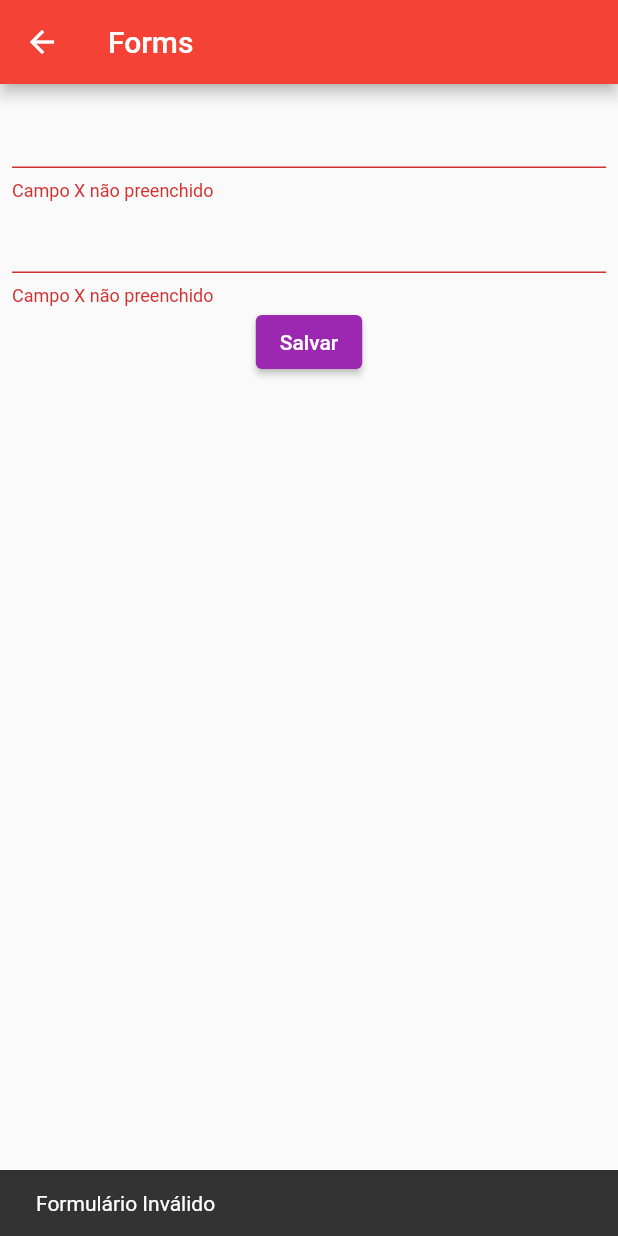
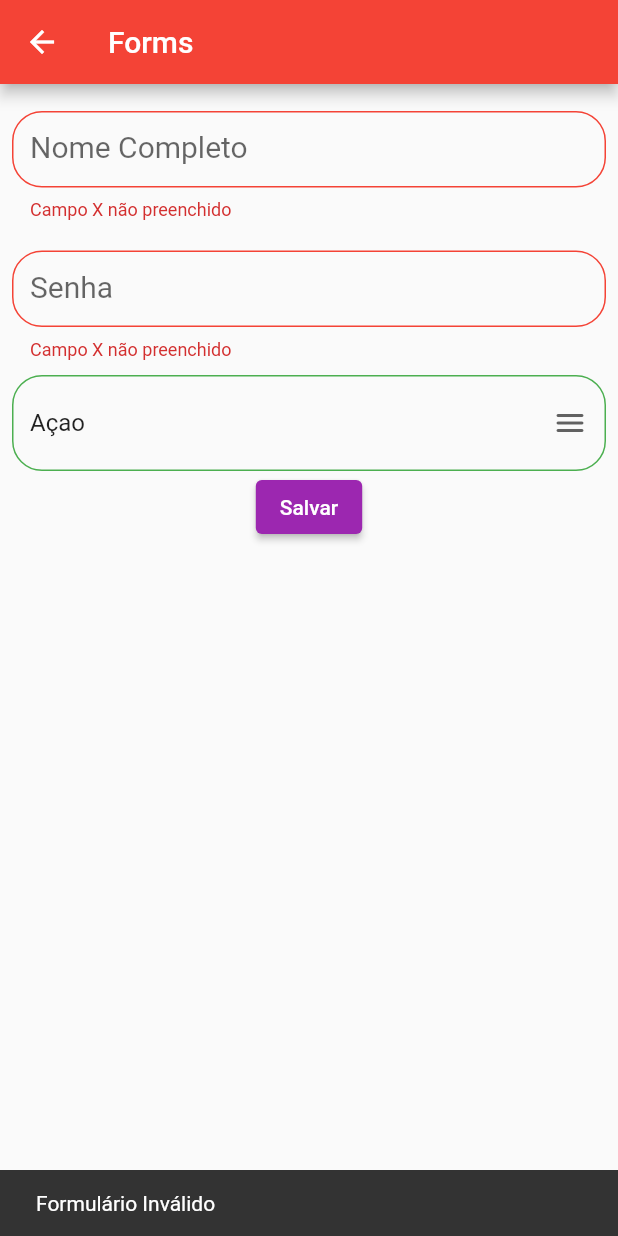
Before and after one commit to fabriciosuhet/flutter-primeiro-projeto, a Flutter app: the FormsPage screen opened by its route, after a tap on "Salvar", on a phone screen of 412 x 824 dp. Run offline on Flutter 3.47's test engine with Material 2 defaults, Android fonts, the phone set to English and light mode, and no system bars; our stand-ins replace device_preview.

Commit message:
style forms, dropdownbutton

```diff
--- a/lib/main.dart
+++ b/lib/main.dart
@@ -1,5 +1,4 @@
 import 'package:device_preview/device_preview.dart';
-import 'package:flutter/foundation.dart';
 import 'package:flutter/material.dart';
 import 'package:flutter_primeiro_projeto/pages/botoes_rotacoes_texto/botoes_rotacoes_texto_page.dart';
 import 'package:flutter_primeiro_projeto/pages/container/containerpage.dart';
--- a/lib/pages/botoes_rotacoes_texto/botoes_rotacoes_texto_page.dart
+++ b/lib/pages/botoes_rotacoes_texto/botoes_rotacoes_texto_page.dart
@@ -1,3 +1,5 @@
+// ignore_for_file: avoid_print
+
 import 'package:flutter/material.dart';
 
 class BotoesRotacoesTextoPage extends StatelessWidget {
--- a/lib/pages/forms/forms_page.dart
+++ b/lib/pages/forms/forms_page.dart
@@ -10,6 +10,14 @@ class FormsPage extends StatefulWidget {
 class _FormsPageState extends State<FormsPage> {
   // String texto = '';
   final formKey = GlobalKey<FormState>();
+  final nameEC = TextEditingController();
+  String categoria = '1';
+
+  @override
+  void dispose() {
+    nameEC.dispose();
+    super.dispose();
+  }
 
   @override
   Widget build(BuildContext context) {
@@ -17,7 +25,8 @@ class _FormsPageState extends State<FormsPage> {
       appBar: AppBar(
         title: const Text('Forms'),
       ),
-      body: Form(
+      body: SingleChildScrollView(
+        child: Form(
           key: formKey,
           child: Padding(
             padding: const EdgeInsets.all(8.0),
@@ -34,9 +43,36 @@ class _FormsPageState extends State<FormsPage> {
                 //   height: 10,
                 // ),
                 // Text('Texto digitado $texto'),
-
+                const SizedBox(
+                  height: 10,
+                ),
                 TextFormField(
+                  controller: nameEC,
                   autovalidateMode: AutovalidateMode.onUserInteraction,
+                  maxLines: null,
+                  decoration: InputDecoration(
+                    labelText: 'Nome Completo',
+                    border: OutlineInputBorder(
+                      borderRadius: BorderRadius.circular(20),
+                      borderSide: const BorderSide(color: Colors.green),
+                    ),
+                    enabledBorder: OutlineInputBorder(
+                      borderRadius: BorderRadius.circular(20),
+                      borderSide: const BorderSide(color: Colors.green),
+                    ),
+                    focusedBorder: OutlineInputBorder(
+                      borderRadius: BorderRadius.circular(20),
+                      borderSide: const BorderSide(color: Colors.green),
+                    ),
+                    errorBorder: OutlineInputBorder(
+                      borderRadius: BorderRadius.circular(20),
+                      borderSide: const BorderSide(color: Colors.red),
+                    ),
+                    labelStyle: const TextStyle(
+                      fontSize: 20,
+                    ),
+                    isDense: true,
+                  ),
                   validator: (String? value) {
                     if (value == null || value.isEmpty) {
                       return 'Campo X não preenchido';
@@ -44,13 +80,95 @@ class _FormsPageState extends State<FormsPage> {
                     return null;
                   },
                 ),
+                const SizedBox(
+                  height: 20,
+                ),
                 TextFormField(
+                  controller: nameEC,
                   autovalidateMode: AutovalidateMode.onUserInteraction,
+                  decoration: InputDecoration(
+                    labelText: 'Senha',
+                    border: OutlineInputBorder(
+                      borderRadius: BorderRadius.circular(20),
+                      borderSide: const BorderSide(color: Colors.green),
+                    ),
+                    enabledBorder: OutlineInputBorder(
+                      borderRadius: BorderRadius.circular(20),
+                      borderSide: const BorderSide(color: Colors.green),
+                    ),
+                    focusedBorder: OutlineInputBorder(
+                      borderRadius: BorderRadius.circular(20),
+                      borderSide: const BorderSide(color: Colors.green),
+                    ),
+                    errorBorder: OutlineInputBorder(
+                      borderRadius: BorderRadius.circular(20),
+                      borderSide: const BorderSide(color: Colors.red),
+                    ),
+                    labelStyle: const TextStyle(
+                      fontSize: 20,
+                    ),
+                    isDense: true,
+                  ),
+                  obscureText: true,
                   validator: (String? value) {
                     if (value == null || value.isEmpty) {
                       return 'Campo X não preenchido';
                     }
                     return null;
+                  },
+                ),
+                const SizedBox(
+                  height: 10,
+                ),
+                DropdownButtonFormField<String>(
+                  value: '1',
+                  elevation: 16,
+                  icon: const Icon(Icons.menu_rounded),
+                  decoration: InputDecoration(
+                    border: OutlineInputBorder(
+                      borderRadius: BorderRadius.circular(20),
+                      borderSide: const BorderSide(color: Colors.green),
+                    ),
+                    enabledBorder: OutlineInputBorder(
+                      borderRadius: BorderRadius.circular(20),
+                      borderSide: const BorderSide(color: Colors.green),
+                    ),
+                    focusedBorder: OutlineInputBorder(
+                      borderRadius: BorderRadius.circular(20),
+                      borderSide: const BorderSide(color: Colors.green),
+                    ),
+                    errorBorder: OutlineInputBorder(
+                      borderRadius: BorderRadius.circular(20),
+                      borderSide: const BorderSide(color: Colors.red),
+                    ),
+                  ),
+                  borderRadius: BorderRadius.circular(20),
+                  validator: (String? value) {
+                    if (value == null || value.isEmpty) {
+                      return 'Categoria nao selecionado';
+                    }
+                    return null;
+                  },
+                  items: const [
+                    DropdownMenuItem(
+                      value: '1',
+                      child: Text('Açao'),
+                    ),
+                    DropdownMenuItem(
+                      value: '2',
+                      child: Text('Comédia'),
+                    ),
+                    DropdownMenuItem(
+                      value: '3',
+                      child: Text('Romance'),
+                    ),
+                  ],
+                  onChanged: (String? newValue) {
+                    if (newValue != null) {
+                      setState(() {
+                        categoria = newValue;
+                      });
+                    }
                   },
                 ),
 
@@ -60,7 +178,7 @@ class _FormsPageState extends State<FormsPage> {
                       var message = 'Formulário Inválido';
 
                       if (formValid) {
-                      message = 'Formulário Válido';
+                        message = 'Formulário Válido (Name: ${nameEC.text})';
                       }
                       ScaffoldMessenger.of(context).showSnackBar(
                         SnackBar(
@@ -73,6 +191,7 @@ class _FormsPageState extends State<FormsPage> {
             ),
           ),
         ),
+      ),
     );
   }
 }
--- a/lib/pages/layout_builder/layout_builder_page.dart
+++ b/lib/pages/layout_builder/layout_builder_page.dart
@@ -1,7 +1,7 @@
 // ignore_for_file: avoid_print
 
 import 'package:flutter/material.dart';
-import 'package:flutter/rendering.dart';
+
 
 class LayoutBuilderPage extends StatelessWidget {
   const LayoutBuilderPage({super.key});
--- a/lib/pages/snacksbars/snackbar_page.dart
+++ b/lib/pages/snacksbars/snackbar_page.dart
@@ -1,3 +1,5 @@
+// ignore_for_file: avoid_print
+
 import 'package:flutter/material.dart';
 
 class SnackbarPage extends StatelessWidget {
```
Lines whose indentation alone changed are shown as unchanged.
